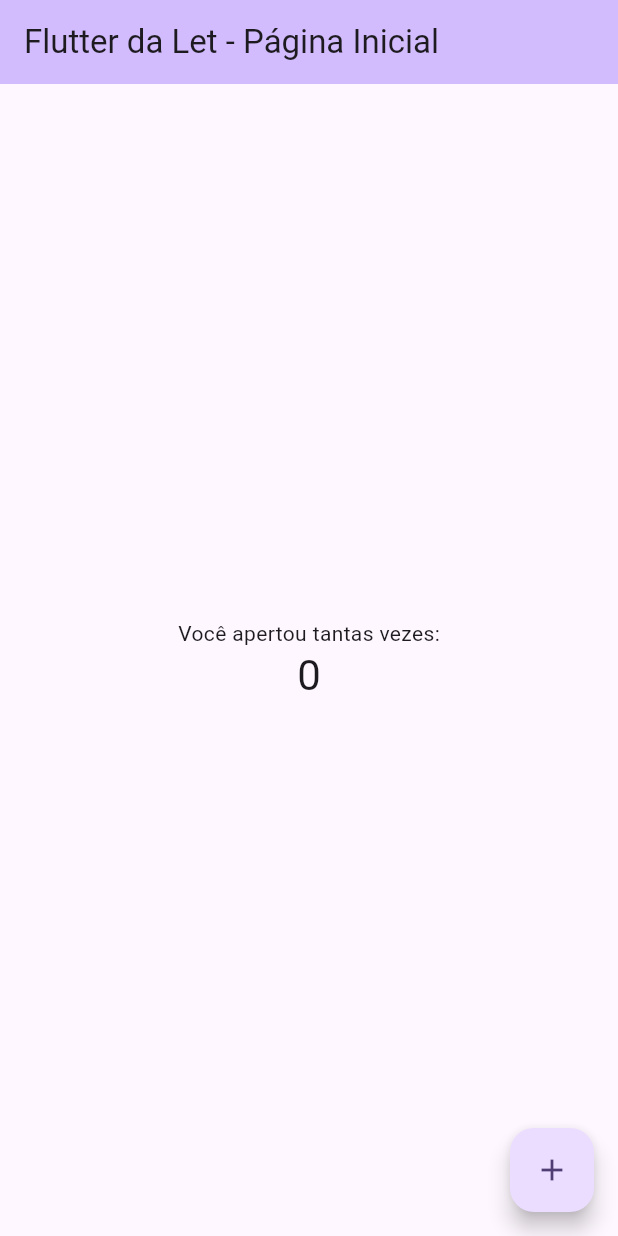
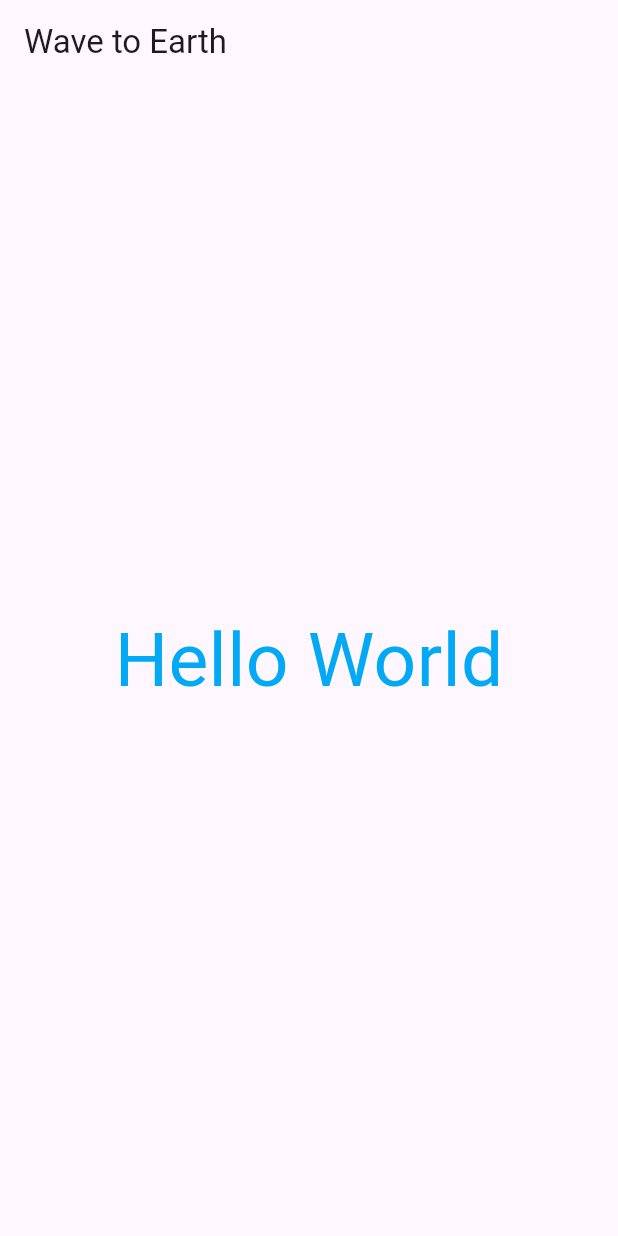
Before and after one commit to letpwk/my_app, a Flutter app: the screen it shows after launch, on a phone screen of 412 x 824 dp. Run offline on Flutter 3.47's test engine with Material 3 defaults, Android fonts, the phone set to English and light mode, and no system bars.

```diff
--- a/lib/main.dart
+++ b/lib/main.dart
@@ -1,125 +1,43 @@
-import 'package:flutter/material.dart';
+import 'package:flutter/material.dart'; //importa um pacote (esse é do material de layout)
 
 void main() {
-  runApp(const MyApp());
+  runApp(const MeuApp()); //roda um app
+  //
+  /*
+  runApp(
+    MaterialApp(
+      home: Scaffold(
+        appBar: AppBar(
+          title: Text('Wave to Earth'),
+        ),
+        body: Center(
+          child: Text(
+            'Hello World',
+            style: TextStyle(fontSize: 50, color: Colors.lightBlue),
+        ),
+      ),
+    ),
+    ),
+  );*/
 }
 
-class MyApp extends StatelessWidget {
-  const MyApp({super.key});
+class MeuApp extends StatelessWidget {
+  const MeuApp({super.key});
 
-  // This widget is the root of your application.
-  @override
+  @override //sobreescrevendo a classe pai
   Widget build(BuildContext context) {
     return MaterialApp(
-      title: 'Flutter da Let',
-      theme: ThemeData(
-        // This is the theme of your application.
-        //
-        // TRY THIS: Try running your application with "flutter run". You'll see
-        // the application has a purple toolbar. Then, without quitting the app,
-        // try changing the seedColor in the colorScheme below to Colors.green
-        // and then invoke "hot reload" (save your changes or press the "hot
-        // reload" button in a Flutter-supported IDE, or press "r" if you used
-        // the command line to start the app).
-        //
-        // Notice that the counter didn't reset back to zero; the application
-        // state is not lost during the reload. To reset the state, use hot
-        // restart instead.
-        //
-        // This works for code too, not just values: Most code changes can be
-        // tested with just a hot reload.
-        colorScheme: ColorScheme.fromSeed(seedColor: Colors.deepPurple),
-        useMaterial3: true,
+      home: Scaffold(
+        appBar: AppBar(
+          title: Text('Wave to Earth'),
+        ),
+        body: Center(
+          child: Text(
+            'Hello World',
+            style: TextStyle(fontSize: 50, color: Colors.lightBlue),
+          ),
+        ),
       ),
-      home: const MyHomePage(title: 'Flutter da Let - Página Inicial'),
     );
   }
 }
-
-class MyHomePage extends StatefulWidget {
-  const MyHomePage({super.key, required this.title});
-
-  // This widget is the home page of your application. It is stateful, meaning
-  // that it has a State object (defined below) that contains fields that affect
-  // how it looks.
-
-  // This class is the configuration for the state. It holds the values (in this
-  // case the title) provided by the parent (in this case the App widget) and
-  // used by the build method of the State. Fields in a Widget subclass are
-  // always marked "final".
-
-  final String title;
-
-  @override
-  State<MyHomePage> createState() => _MyHomePageState();
-}
-
-class _MyHomePageState extends State<MyHomePage> {
-  int _counter = 0;
-
-  void _incrementCounter() {
-    setState(() {
-      // This call to setState tells the Flutter framework that something has
-      // changed in this State, which causes it to rerun the build method below
-      // so that the display can reflect the updated values. If we changed
-      // _counter without calling setState(), then the build method would not be
-      // called again, and so nothing would appear to happen.
-      _counter++;
-    });
-  }
-
-  @override
-  Widget build(BuildContext context) {
-    // This method is rerun every time setState is called, for instance as done
-    // by the _incrementCounter method above.
-    //
-    // The Flutter framework has been optimized to make rerunning build methods
-    // fast, so that you can just rebuild anything that needs updating rather
-    // than having to individually change instances of widgets.
-    return Scaffold(
-      appBar: AppBar(
-        // TRY THIS: Try changing the color here to a specific color (to
-        // Colors.amber, perhaps?) and trigger a hot reload to see the AppBar
-        // change color while the other colors stay the same.
-        backgroundColor: Theme.of(context).colorScheme.inversePrimary,
-        // Here we take the value from the MyHomePage object that was created by
-        // the App.build method, and use it to set our appbar title.
-        title: Text(widget.title),
-      ),
-      body: Center(
-        // Center is a layout widget. It takes a single child and positions it
-        // in the middle of the parent.
-        child: Column(
-          // Column is also a layout widget. It takes a list of children and
-          // arranges them vertically. By default, it sizes itself to fit its
-          // children horizontally, and tries to be as tall as its parent.
-          //
-          // Column has various properties to control how it sizes itself and
-          // how it positions its children. Here we use mainAxisAlignment to
-          // center the children vertically; the main axis here is the vertical
-          // axis because Columns are vertical (the cross axis would be
-          // horizontal).
-          //
-          // TRY THIS: Invoke "debug painting" (choose the "Toggle Debug Paint"
-          // action in the IDE, or press "p" in the console), to see the
-          // wireframe for each widget.
-          mainAxisAlignment: MainAxisAlignment.center,
-          children: <Widget>[
-            const Text(
-              'Você apertou tantas vezes:',
-            ),
-            Text(
-              '$_counter',
-              style: Theme.of(context).textTheme.headlineMedium,
-            ),
-          ],
-        ),
-      ),
-      floatingActionButton: FloatingActionButton(
-        onPressed: _incrementCounter,
-        tooltip: 'Increment',
-        child: const Icon(Icons.add),
-      ), // This trailing comma makes auto-formatting nicer for build methods.
-    );
-  }
-}
```
